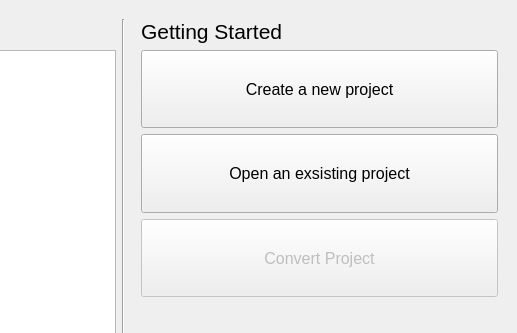
Before: the Qt Designer form src/noggit/ui/windows/projectSelection/NoggitProjectSelectionWindow.ui in Marlamin/noggit-red, drawn with Qt 5; both pictures show x 275 to 792 and y 0 to 333 of the 792 by 416 pixel window.
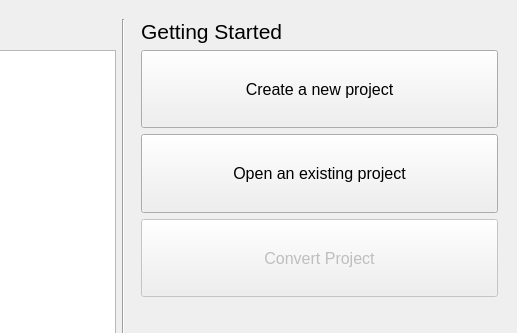
After: the same form once the commit is applied. Icons and pictures are not drawn.

Patch:
```diff
--- a/src/noggit/ui/windows/projectSelection/NoggitProjectSelectionWindow.ui
+++ b/src/noggit/ui/windows/projectSelection/NoggitProjectSelectionWindow.ui
@@ -222,7 +222,7 @@
              <bool>false</bool>
             </property>
             <property name="text">
-             <string>Open an exsisting project</string>
+             <string>Open an existing project</string>
             </property>
             <property name="iconSize">
              <size>
```
